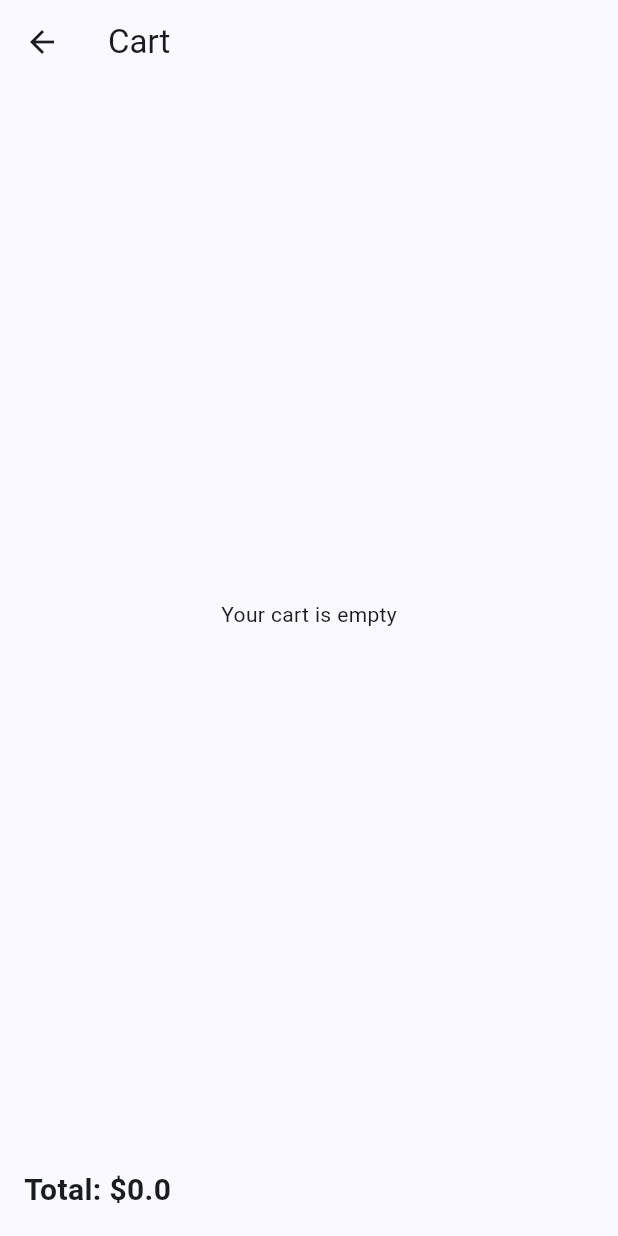
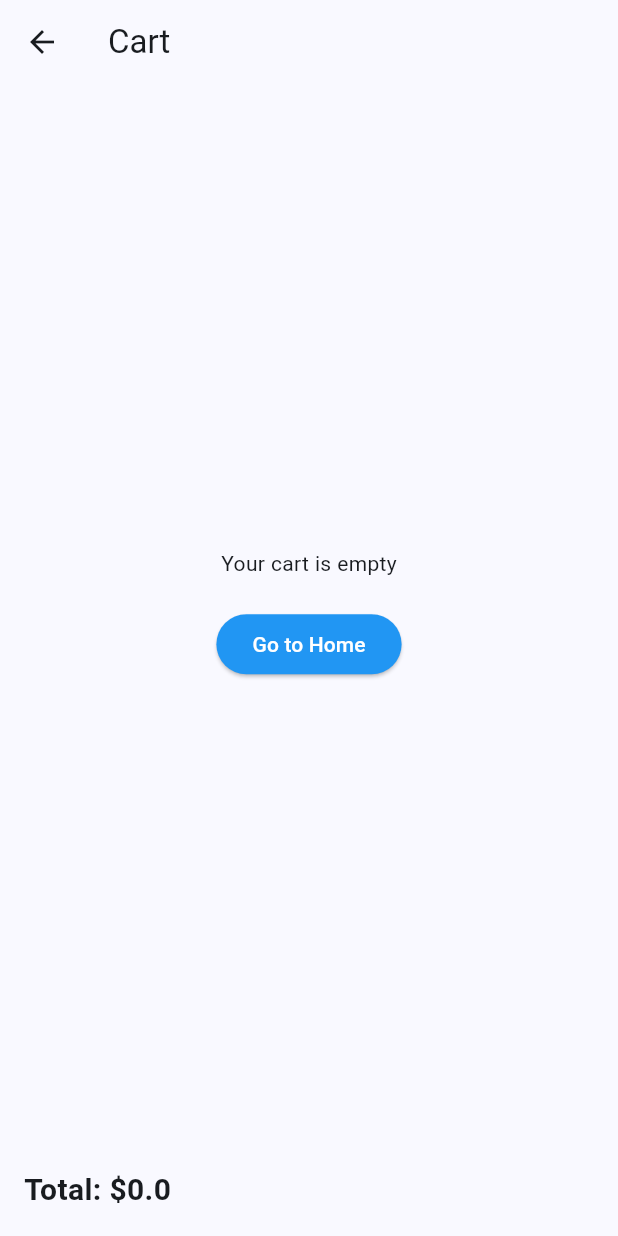
Before and after one commit to alice-sebego/ecommerce, a Flutter app: the screen it shows after launch, after a tap on the "shopping cart" icon, on a phone screen of 412 x 824 dp. Run offline on Flutter 3.47's test engine with Material 3 defaults, Android fonts, the phone set to English and light mode, and no system bars; network calls fail.

Commit message:
feat: add a back to home button on the cart whenit is empty

```diff
--- a/lib/main.dart
+++ b/lib/main.dart
@@ -25,10 +25,14 @@ class MyApp extends StatelessWidget {
     return MaterialApp(
       title: 'E-commerce app',
       theme: ThemeData(
-        colorScheme: ColorScheme.fromSeed(seedColor: const Color.fromARGB(255, 11, 69, 136)),
+        colorScheme: ColorScheme.fromSeed(
+            seedColor: const Color.fromARGB(255, 11, 69, 136)),
         useMaterial3: true,
       ),
-      home: const HomeScreen(),
+      initialRoute: '/',
+      routes: {
+        '/': (context) => const HomeScreen(),
+      },
     );
   }
 }
--- a/lib/screens/cart_screen.dart
+++ b/lib/screens/cart_screen.dart
@@ -14,7 +14,26 @@ class CartScreen extends StatelessWidget {
         title: const Text('Cart'),
       ),
       body: cart.items.isEmpty
-          ? const Center(child: Text('Your cart is empty'))
+          ? Center(
+              child: Column(
+                mainAxisAlignment: MainAxisAlignment.center,
+                children: [
+                  const Text('Your cart is empty'),
+                  const SizedBox(height: 20),
+                  ElevatedButton(
+                    onPressed: () {
+                      Navigator.of(context).pushReplacementNamed(
+                          '/'); // Assurez-vous que la route '/' mène à votre page d'accueil
+                    },
+                    style: ElevatedButton.styleFrom(
+                      foregroundColor: Colors.white,
+                      backgroundColor: Colors.blue,
+                    ),
+                    child: const Text('Go to Home'),
+                  ),
+                ],
+              ),
+            )
           : ListView.builder(
               itemCount: cart.items.length,
               itemBuilder: (context, index) {
```
Also changed, not shown: 1 other file.
